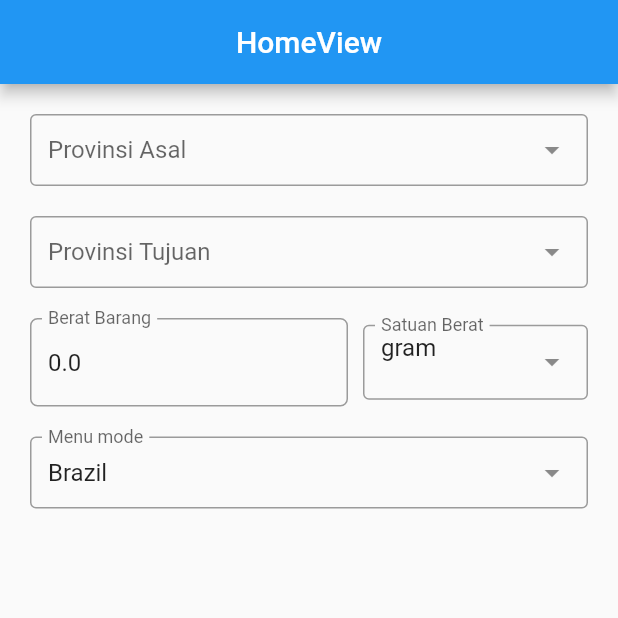
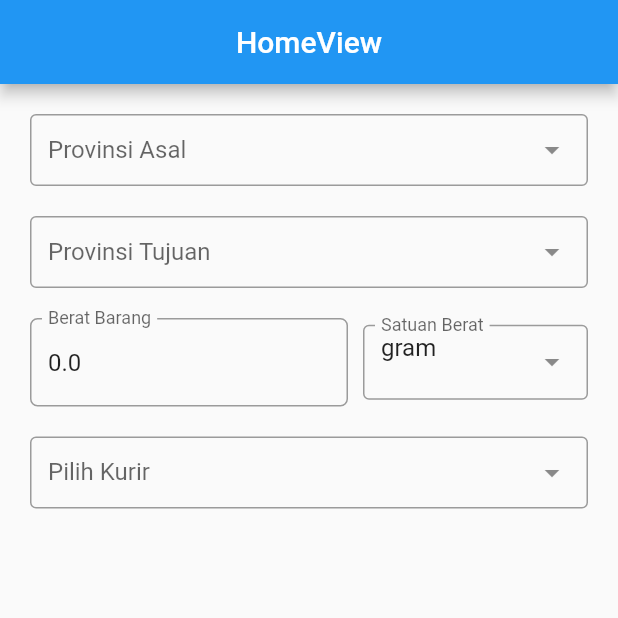
Before and after one commit to Bayu-Pasifik/ongkir, a Flutter app: the screen it shows after launch, on a phone screen of 412 x 824 dp, the top half of it. Run offline on Flutter 3.47's test engine with Material 2 defaults, Android fonts, the phone set to English and light mode, and no system bars; drawn by our look-alikes of dropdown_search; our stand-ins replace get.

Commit message:
menambahkan method show button

```diff
--- a/lib/app/modules/home/controllers/home_controller.dart
+++ b/lib/app/modules/home/controllers/home_controller.dart
@@ -1,5 +1,6 @@
 import 'package:flutter/cupertino.dart';
 import 'package:get/get.dart';
+import 'package:get/get_connect/http/src/utils/utils.dart';
 
 class HomeController extends GetxController {
   var hiddenKotaAsal = true.obs;
@@ -13,6 +14,17 @@ class HomeController extends GetxController {
 
   double berat = 0.0;
   String satuan = "gram";
+
+  var hiddenButton = true.obs;
+  var kurir = "".obs;
+
+  void showButton() {
+    if (kotaAsalId.value != 0 && kotaTujuan.value != 0 && kurir.value != "") {
+      hiddenButton.value = false;
+    } else {
+      hiddenButton.value = true;
+    }
+  }
 
   void ubahBerat(String value) {
     berat = double.tryParse(value) ?? 0.0;
--- /dev/null
+++ b/lib/app/modules/home/views/widgets/button_ongkir.dart
@@ -0,0 +1,6 @@
+import 'dart:convert';
+
+import 'package:dropdown_search/dropdown_search.dart';
+import 'package:flutter/material.dart';
+import 'package:get/get.dart';
+import 'package:ongkir/app/modules/home/controllers/home_controller.dart';
--- a/lib/app/modules/home/views/widgets/kurir.dart
+++ b/lib/app/modules/home/views/widgets/kurir.dart
@@ -8,14 +8,30 @@ import 'package:ongkir/app/modules/home/controllers/home_controller.dart';
 class Kurir extends GetView<HomeController> {
   @override
   Widget build(BuildContext context) {
-    return DropdownSearch<String>(
-        mode: Mode.MENU,
-        showSelectedItem: true,
-        items: ["Brazil", "Italia (Disabled)", "Tunisia", 'Canada'],
-        label: "Menu mode",
-        hint: "country in menu mode",
-        popupItemDisabled: (String s) => s.startsWith('I'),
-        onChanged: print,
-        selectedItem: "Brazil");
+    return DropdownSearch<Map<String, dynamic>>(
+      mode: Mode.MENU,
+      showClearButton: true,
+      items: [
+        {"code": "JNE", "name": "Jasa Nugraha Ekakurir(JNE)"},
+        {"code": "Tiki", "name": "Titipan Kilat (TIKI)"},
+        {"code": "Pos", "name": "Purusahaan Optional Surat(POS)"},
+      ],
+      label: "Pilih Kurir",
+      hint: "Pilih Kurir",
+      //popupItemDisabled: ,
+      onChanged: print,
+      itemAsString: (item) => "${item['name']}",
+      popupItemBuilder: (context, item, isSelected) {
+        return Padding(
+          padding: const EdgeInsets.all(15),
+          child: Container(
+            child: Text(
+              "${item['name']}",
+              style: TextStyle(fontSize: 18, color: Colors.black),
+            ),
+          ),
+        );
+      },
+    );
   }
 }
--- a/lib/app/modules/home/views/widgets/provinsi.dart
+++ b/lib/app/modules/home/views/widgets/provinsi.dart
@@ -69,6 +69,7 @@ class Provinsi extends GetView<HomeController> {
               controller.hiddenKotaTujuan.value = false;
               controller.provTujuanId.value = int.parse(value.provinceId!);
             }
+            controller.showButton();
           } else {
             if (tipe == "asal") {
               controller.hiddenKotaAsal.value = true;
```
Also changed, not shown: lib/app/modules/home/views/widgets/kota.dart (+3 -4 lines).
